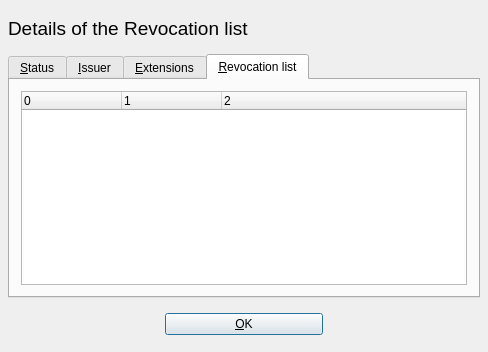
Qt form ui/CrlDetail.ui (chris2511/xca) before a commit.
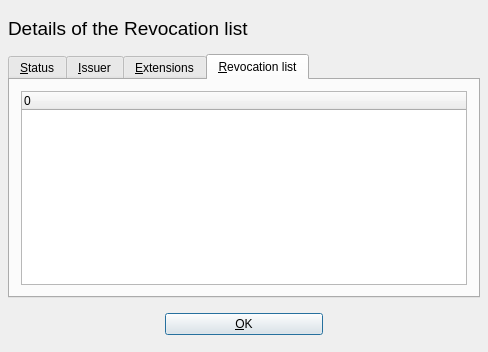
The same form after that commit. The open tabs and pages were chosen to show the change. Custom widgets are drawn as their Qt base class.

```diff
--- a/ui/CrlDetail.ui
+++ b/ui/CrlDetail.ui
@@ -340,24 +340,11 @@
          <property name="uniformRowHeights" >
           <bool>true</bool>
          </property>
-         <property name="columnCount" >
-          <number>3</number>
-         </property>
          <column>
           <property name="text" >
            <string>0</string>
           </property>
          </column>
-         <column>
-          <property name="text" >
-           <string>1</string>
-          </property>
-         </column>
-         <column>
-          <property name="text" >
-           <string>2</string>
-          </property>
-         </column>
         </widget>
        </item>
       </layout>
@@ -431,11 +418,6 @@
   </widget>
  </widget>
  <customwidgets>
-  <customwidget>
-   <class>CopyLabel</class>
-   <extends>QLabel</extends>
-   <header>widgets/clicklabel.h</header>
-  </customwidget>
   <customwidget>
    <class>ClickLabel</class>
    <extends>QLabel</extends>
@@ -447,6 +429,11 @@
    <header>widgets/distname.h</header>
    <container>1</container>
   </customwidget>
+  <customwidget>
+   <class>CopyLabel</class>
+   <extends>QLabel</extends>
+   <header>widgets/clicklabel.h</header>
+  </customwidget>
  </customwidgets>
  <resources/>
  <connections>
```
Left out of the diff: 296 changed lines with no effect on the pictures.
